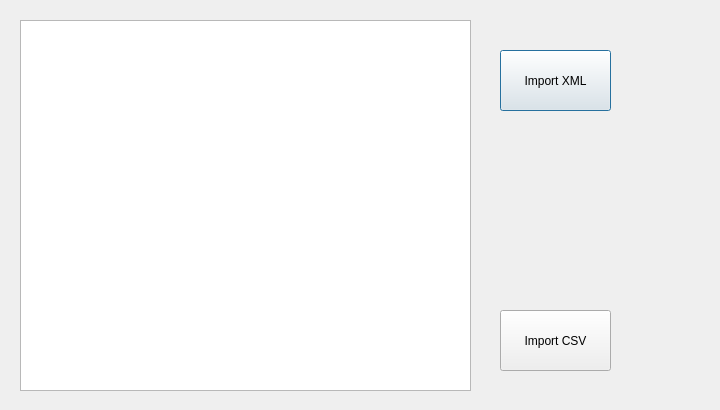
First picture: the form in QtGuiApplication14/QtGuiClass2.ui, repository AslihanPamuk/QtGuiApplication14, before the edit.
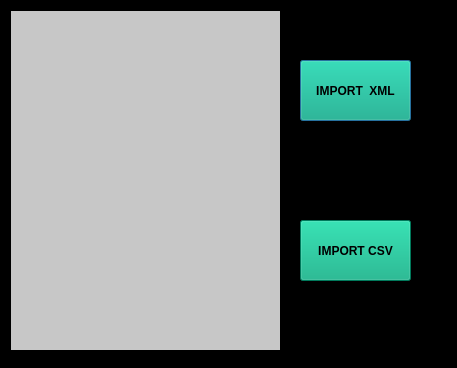
Second picture: the form after the edit.

```diff
--- a/QtGuiApplication14/QtGuiClass2.ui
+++ b/QtGuiApplication14/QtGuiClass2.ui
@@ -6,47 +6,549 @@
    <rect>
     <x>0</x>
     <y>0</y>
-    <width>720</width>
-    <height>410</height>
+    <width>457</width>
+    <height>368</height>
    </rect>
   </property>
+  <property name="palette">
+   <palette>
+    <active>
+     <colorrole role="WindowText">
+      <brush brushstyle="SolidPattern">
+       <color alpha="255">
+        <red>255</red>
+        <green>255</green>
+        <blue>255</blue>
+       </color>
+      </brush>
+     </colorrole>
+     <colorrole role="Button">
+      <brush brushstyle="SolidPattern">
+       <color alpha="255">
+        <red>0</red>
+        <green>0</green>
+        <blue>0</blue>
+       </color>
+      </brush>
+     </colorrole>
+     <colorrole role="Light">
+      <brush brushstyle="SolidPattern">
+       <color alpha="255">
+        <red>0</red>
+        <green>0</green>
+        <blue>0</blue>
+       </color>
+      </brush>
+     </colorrole>
+     <colorrole role="Midlight">
+      <brush brushstyle="SolidPattern">
+       <color alpha="255">
+        <red>0</red>
+        <green>0</green>
+        <blue>0</blue>
+       </color>
+      </brush>
+     </colorrole>
+     <colorrole role="Dark">
+      <brush brushstyle="SolidPattern">
+       <color alpha="255">
+        <red>0</red>
+        <green>0</green>
+        <blue>0</blue>
+       </color>
+      </brush>
+     </colorrole>
+     <colorrole role="Mid">
+      <brush brushstyle="SolidPattern">
+       <color alpha="255">
+        <red>0</red>
+        <green>0</green>
+        <blue>0</blue>
+       </color>
+      </brush>
+     </colorrole>
+     <colorrole role="Text">
+      <brush brushstyle="SolidPattern">
+       <color alpha="255">
+        <red>255</red>
+        <green>255</green>
+        <blue>255</blue>
+       </color>
+      </brush>
+     </colorrole>
+     <colorrole role="BrightText">
+      <brush brushstyle="SolidPattern">
+       <color alpha="255">
+        <red>255</red>
+        <green>255</green>
+        <blue>255</blue>
+       </color>
+      </brush>
+     </colorrole>
+     <colorrole role="ButtonText">
+      <brush brushstyle="SolidPattern">
+       <color alpha="255">
+        <red>255</red>
+        <green>255</green>
+        <blue>255</blue>
+       </color>
+      </brush>
+     </colorrole>
+     <colorrole role="Base">
+      <brush brushstyle="SolidPattern">
+       <color alpha="255">
+        <red>0</red>
+        <green>0</green>
+        <blue>0</blue>
+       </color>
+      </brush>
+     </colorrole>
+     <colorrole role="Window">
+      <brush brushstyle="SolidPattern">
+       <color alpha="255">
+        <red>0</red>
+        <green>0</green>
+        <blue>0</blue>
+       </color>
+      </brush>
+     </colorrole>
+     <colorrole role="Shadow">
+      <brush brushstyle="SolidPattern">
+       <color alpha="255">
+        <red>0</red>
+        <green>0</green>
+        <blue>0</blue>
+       </color>
+      </brush>
+     </colorrole>
+     <colorrole role="AlternateBase">
+      <brush brushstyle="SolidPattern">
+       <color alpha="255">
+        <red>0</red>
+        <green>0</green>
+        <blue>0</blue>
+       </color>
+      </brush>
+     </colorrole>
+     <colorrole role="ToolTipBase">
+      <brush brushstyle="SolidPattern">
+       <color alpha="255">
+        <red>255</red>
+        <green>255</green>
+        <blue>220</blue>
+       </color>
+      </brush>
+     </colorrole>
+     <colorrole role="ToolTipText">
+      <brush brushstyle="SolidPattern">
+       <color alpha="255">
+        <red>0</red>
+        <green>0</green>
+        <blue>0</blue>
+       </color>
+      </brush>
+     </colorrole>
+     <colorrole role="PlaceholderText">
+      <brush brushstyle="SolidPattern">
+       <color alpha="128">
+        <red>255</red>
+        <green>255</green>
+        <blue>255</blue>
+       </color>
+      </brush>
+     </colorrole>
+    </active>
+    <inactive>
+     <colorrole role="WindowText">
+      <brush brushstyle="SolidPattern">
+       <color alpha="255">
+        <red>255</red>
+        <green>255</green>
+        <blue>255</blue>
+       </color>
+      </brush>
+     </colorrole>
+     <colorrole role="Button">
+      <brush brushstyle="SolidPattern">
+       <color alpha="255">
+        <red>0</red>
+        <green>0</green>
+        <blue>0</blue>
+       </color>
+      </brush>
+     </colorrole>
+     <colorrole role="Light">
+      <brush brushstyle="SolidPattern">
+       <color alpha="255">
+        <red>0</red>
+        <green>0</green>
+        <blue>0</blue>
+       </color>
+      </brush>
+     </colorrole>
+     <colorrole role="Midlight">
+      <brush brushstyle="SolidPattern">
+       <color alpha="255">
+        <red>0</red>
+        <green>0</green>
+        <blue>0</blue>
+       </color>
+      </brush>
+     </colorrole>
+     <colorrole role="Dark">
+      <brush brushstyle="SolidPattern">
+       <color alpha="255">
+        <red>0</red>
+        <green>0</green>
+        <blue>0</blue>
+       </color>
+      </brush>
+     </colorrole>
+     <colorrole role="Mid">
+      <brush brushstyle="SolidPattern">
+       <color alpha="255">
+        <red>0</red>
+        <green>0</green>
+        <blue>0</blue>
+       </color>
+      </brush>
+     </colorrole>
+     <colorrole role="Text">
+      <brush brushstyle="SolidPattern">
+       <color alpha="255">
+        <red>255</red>
+        <green>255</green>
+        <blue>255</blue>
+       </color>
+      </brush>
+     </colorrole>
+     <colorrole role="BrightText">
+      <brush brushstyle="SolidPattern">
+       <color alpha="255">
+        <red>255</red>
+        <green>255</green>
+        <blue>255</blue>
+       </color>
+      </brush>
+     </colorrole>
+     <colorrole role="ButtonText">
+      <brush brushstyle="SolidPattern">
+       <color alpha="255">
+        <red>255</red>
+        <green>255</green>
+        <blue>255</blue>
+       </color>
+      </brush>
+     </colorrole>
+     <colorrole role="Base">
+      <brush brushstyle="SolidPattern">
+       <color alpha="255">
+        <red>0</red>
+        <green>0</green>
+        <blue>0</blue>
+       </color>
+      </brush>
+     </colorrole>
+     <colorrole role="Window">
+      <brush brushstyle="SolidPattern">
+       <color alpha="255">
+        <red>0</red>
+        <green>0</green>
+        <blue>0</blue>
+       </color>
+      </brush>
+     </colorrole>
+     <colorrole role="Shadow">
+      <brush brushstyle="SolidPattern">
+       <color alpha="255">
+        <red>0</red>
+        <green>0</green>
+        <blue>0</blue>
+       </color>
+      </brush>
+     </colorrole>
+     <colorrole role="AlternateBase">
+      <brush brushstyle="SolidPattern">
+       <color alpha="255">
+        <red>0</red>
+        <green>0</green>
+        <blue>0</blue>
+       </color>
+      </brush>
+     </colorrole>
+     <colorrole role="ToolTipBase">
+      <brush brushstyle="SolidPattern">
+       <color alpha="255">
+        <red>255</red>
+        <green>255</green>
+        <blue>220</blue>
+       </color>
+      </brush>
+     </colorrole>
+     <colorrole role="ToolTipText">
+      <brush brushstyle="SolidPattern">
+       <color alpha="255">
+        <red>0</red>
+        <green>0</green>
+        <blue>0</blue>
+       </color>
+      </brush>
+     </colorrole>
+     <colorrole role="PlaceholderText">
+      <brush brushstyle="SolidPattern">
+       <color alpha="128">
+        <red>255</red>
+        <green>255</green>
+        <blue>255</blue>
+       </color>
+      </brush>
+     </colorrole>
+    </inactive>
+    <disabled>
+     <colorrole role="WindowText">
+      <brush brushstyle="SolidPattern">
+       <color alpha="255">
+        <red>0</red>
+        <green>0</green>
+        <blue>0</blue>
+       </color>
+      </brush>
+     </colorrole>
+     <colorrole role="Button">
+      <brush brushstyle="SolidPattern">
+       <color alpha="255">
+        <red>0</red>
+        <green>0</green>
+        <blue>0</blue>
+       </color>
+      </brush>
+     </colorrole>
+     <colorrole role="Light">
+      <brush brushstyle="SolidPattern">
+       <color alpha="255">
+        <red>0</red>
+        <green>0</green>
+        <blue>0</blue>
+       </color>
+      </brush>
+     </colorrole>
+     <colorrole role="Midlight">
+      <brush brushstyle="SolidPattern">
+       <color alpha="255">
+        <red>0</red>
+        <green>0</green>
+        <blue>0</blue>
+       </color>
+      </brush>
+     </colorrole>
+     <colorrole role="Dark">
+      <brush brushstyle="SolidPattern">
+       <color alpha="255">
+        <red>0</red>
+        <green>0</green>
+        <blue>0</blue>
+       </color>
+      </brush>
+     </colorrole>
+     <colorrole role="Mid">
+      <brush brushstyle="SolidPattern">
+       <color alpha="255">
+        <red>0</red>
+        <green>0</green>
+        <blue>0</blue>
+       </color>
+      </brush>
+     </colorrole>
+     <colorrole role="Text">
+      <brush brushstyle="SolidPattern">
+       <color alpha="255">
+        <red>0</red>
+        <green>0</green>
+        <blue>0</blue>
+       </color>
+      </brush>
+     </colorrole>
+     <colorrole role="BrightText">
+      <brush brushstyle="SolidPattern">
+       <color alpha="255">
+        <red>255</red>
+        <green>255</green>
+        <blue>255</blue>
+       </color>
+      </brush>
+     </colorrole>
+     <colorrole role="ButtonText">
+      <brush brushstyle="SolidPattern">
+       <color alpha="255">
+        <red>0</red>
+        <green>0</green>
+        <blue>0</blue>
+       </color>
+      </brush>
+     </colorrole>
+     <colorrole role="Base">
+      <brush brushstyle="SolidPattern">
+       <color alpha="255">
+        <red>0</red>
+        <green>0</green>
+        <blue>0</blue>
+       </color>
+      </brush>
+     </colorrole>
+     <colorrole role="Window">
+      <brush brushstyle="SolidPattern">
+       <color alpha="255">
+        <red>0</red>
+        <green>0</green>
+        <blue>0</blue>
+       </color>
+      </brush>
+     </colorrole>
+     <colorrole role="Shadow">
+      <brush brushstyle="SolidPattern">
+       <color alpha="255">
+        <red>0</red>
+        <green>0</green>
+        <blue>0</blue>
+       </color>
+      </brush>
+     </colorrole>
+     <colorrole role="AlternateBase">
+      <brush brushstyle="SolidPattern">
+       <color alpha="255">
+        <red>0</red>
+        <green>0</green>
+        <blue>0</blue>
+       </color>
+      </brush>
+     </colorrole>
+     <colorrole role="ToolTipBase">
+      <brush brushstyle="SolidPattern">
+       <color alpha="255">
+        <red>255</red>
+        <green>255</green>
+        <blue>220</blue>
+       </color>
+      </brush>
+     </colorrole>
+     <colorrole role="ToolTipText">
+      <brush brushstyle="SolidPattern">
+       <color alpha="255">
+        <red>0</red>
+        <green>0</green>
+        <blue>0</blue>
+       </color>
+      </brush>
+     </colorrole>
+     <colorrole role="PlaceholderText">
+      <brush brushstyle="SolidPattern">
+       <color alpha="128">
+        <red>255</red>
+        <green>255</green>
+        <blue>255</blue>
+       </color>
+      </brush>
+     </colorrole>
+    </disabled>
+   </palette>
+  </property>
   <property name="windowTitle">
    <string>QtGuiClass2</string>
   </property>
   <widget class="QPlainTextEdit" name="plainTextEdit">
    <property name="geometry">
     <rect>
-     <x>20</x>
-     <y>20</y>
-     <width>451</width>
-     <height>371</height>
+     <x>10</x>
+     <y>10</y>
+     <width>271</width>
+     <height>341</height>
     </rect>
    </property>
+   <property name="palette">
+    <palette>
+     <active>
+      <colorrole role="Base">
+       <brush brushstyle="SolidPattern">
+        <color alpha="255">
+         <red>199</red>
+         <green>199</green>
+         <blue>199</blue>
+        </color>
+       </brush>
+      </colorrole>
+     </active>
+     <inactive>
+      <colorrole role="Base">
+       <brush brushstyle="SolidPattern">
+        <color alpha="255">
+         <red>199</red>
+         <green>199</green>
+         <blue>199</blue>
+        </color>
+       </brush>
+      </colorrole>
+     </inactive>
+     <disabled>
+      <colorrole role="Base">
+       <brush brushstyle="SolidPattern">
+        <color alpha="255">
+         <red>0</red>
+         <green>0</green>
+         <blue>0</blue>
+        </color>
+       </brush>
+      </colorrole>
+     </disabled>
+    </palette>
+   </property>
+   <property name="readOnly">
+    <bool>true</bool>
+   </property>
   </widget>
   <widget class="QPushButton" name="pushButton">
    <property name="geometry">
     <rect>
-     <x>500</x>
-     <y>50</y>
+     <x>300</x>
+     <y>60</y>
      <width>111</width>
      <height>61</height>
     </rect>
    </property>
+   <property name="font">
+    <font>
+     <pointsize>9</pointsize>
+     <weight>75</weight>
+     <bold>true</bold>
+    </font>
+   </property>
+   <property name="styleSheet">
+    <string notr="true">background-color: rgb(0, 170, 127);</string>
+   </property>
    <property name="text">
-    <string>Import XML</string>
+    <string>IMPORT  XML</string>
    </property>
   </widget>
   <widget class="QPushButton" name="pushButton_2">
    <property name="geometry">
     <rect>
-     <x>500</x>
-     <y>310</y>
+     <x>300</x>
+     <y>220</y>
      <width>111</width>
      <height>61</height>
     </rect>
    </property>
+   <property name="font">
+    <font>
+     <pointsize>9</pointsize>
+     <weight>75</weight>
+     <bold>true</bold>
+    </font>
+   </property>
+   <property name="styleSheet">
+    <string notr="true">background-color: rgb(0, 170, 127);</string>
+   </property>
    <property name="text">
-    <string>Import CSV</string>
+    <string>IMPORT CSV</string>
    </property>
   </widget>
  </widget>
```
